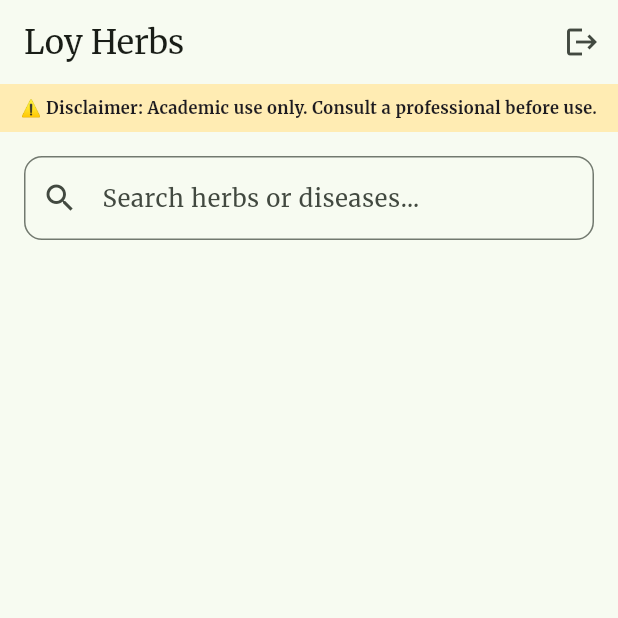
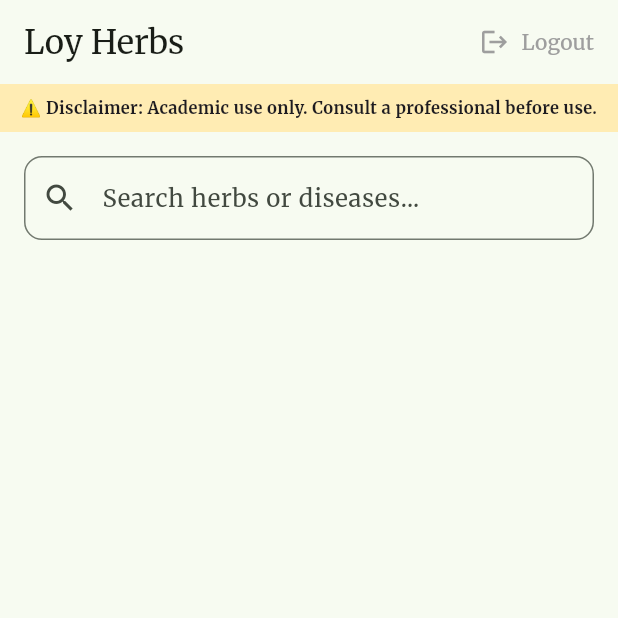
Before and after one commit to Makobi5/loy_herbs_app, a Flutter app: the HomeScreen screen opened directly, on a phone screen of 412 x 824 dp, the top half of it. Run offline on Flutter 3.47's test engine with Material 3 defaults, Android fonts, the phone set to English and light mode, and no system bars; our stand-ins replace cached_network_image, connectivity_plus, flutter_dotenv, google_fonts, hive_flutter, image_picker and 1 more; accounts and stored records are empty.

Commit message:
added add drug and sign out UI improvements

```diff
--- a/lib/main.dart
+++ b/lib/main.dart
@@ -191,22 +191,33 @@ class _HomeScreenState extends State<HomeScreen> {
       appBar: AppBar(
         title: const Text("Loy Herbs"),
         actions: [
-          // 1. ADMIN BUTTON (REFRESHES ON RETURN)
           if (adminEmails.contains(
             Supabase.instance.client.auth.currentUser?.email,
           ))
-            IconButton(
-              icon: const Icon(Icons.admin_panel_settings),
+            TextButton.icon(
+              // CHANGED ICON TO Icons.add_circle_outline
+              icon: const Icon(
+                Icons.add_circle_outline,
+                color: Color(0xFF1B5E20),
+              ),
+              label: const Text(
+                "Add herb",
+                style: TextStyle(
+                  color: Color(0xFF1B5E20),
+                  fontWeight: FontWeight.bold,
+                ),
+              ),
               onPressed: () {
                 Navigator.push(
                   context,
                   MaterialPageRoute(builder: (context) => const AdminScreen()),
-                ).then((_) => fetchHerbs()); // <--- REFRESH LOGIC
+                ).then((_) => fetchHerbs());
               },
             ),
 
-          // LOGOUT BUTTON
-          IconButton(
+          TextButton.icon(
+            icon: const Icon(Icons.logout, size: 20, color: Colors.grey),
+            label: const Text("Logout", style: TextStyle(color: Colors.grey)),
             onPressed: () async {
               await _supabase.auth.signOut();
               if (mounted) {
@@ -216,7 +227,6 @@ class _HomeScreenState extends State<HomeScreen> {
                 );
               }
             },
-            icon: const Icon(Icons.logout),
           ),
         ],
       ),
```
